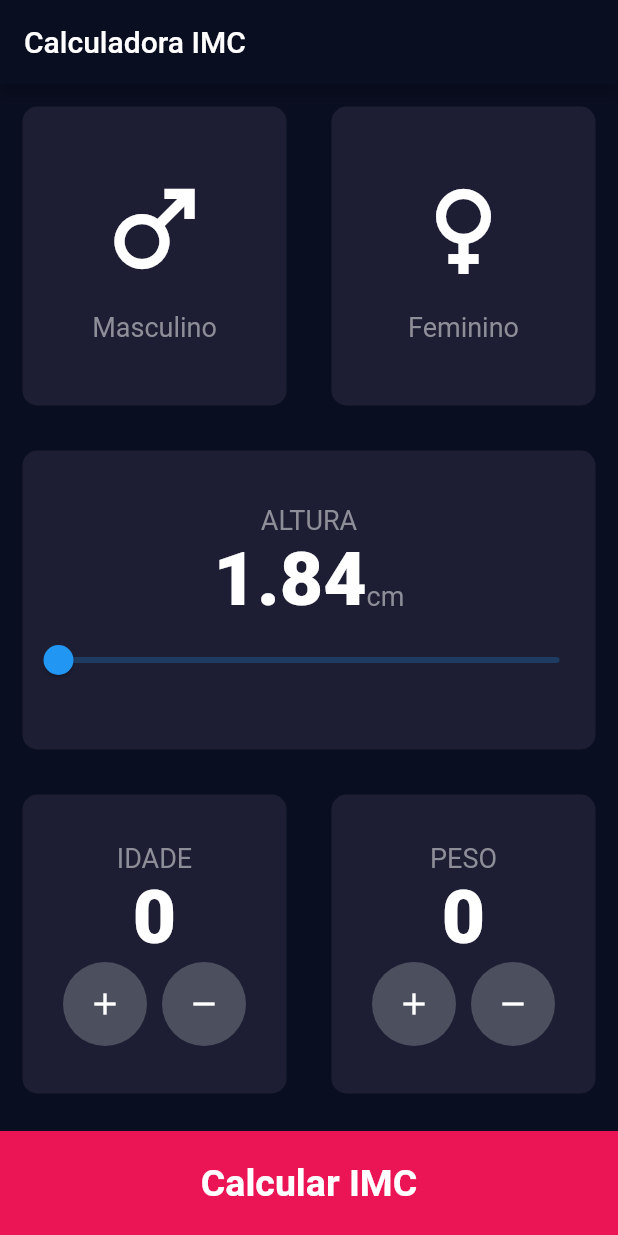
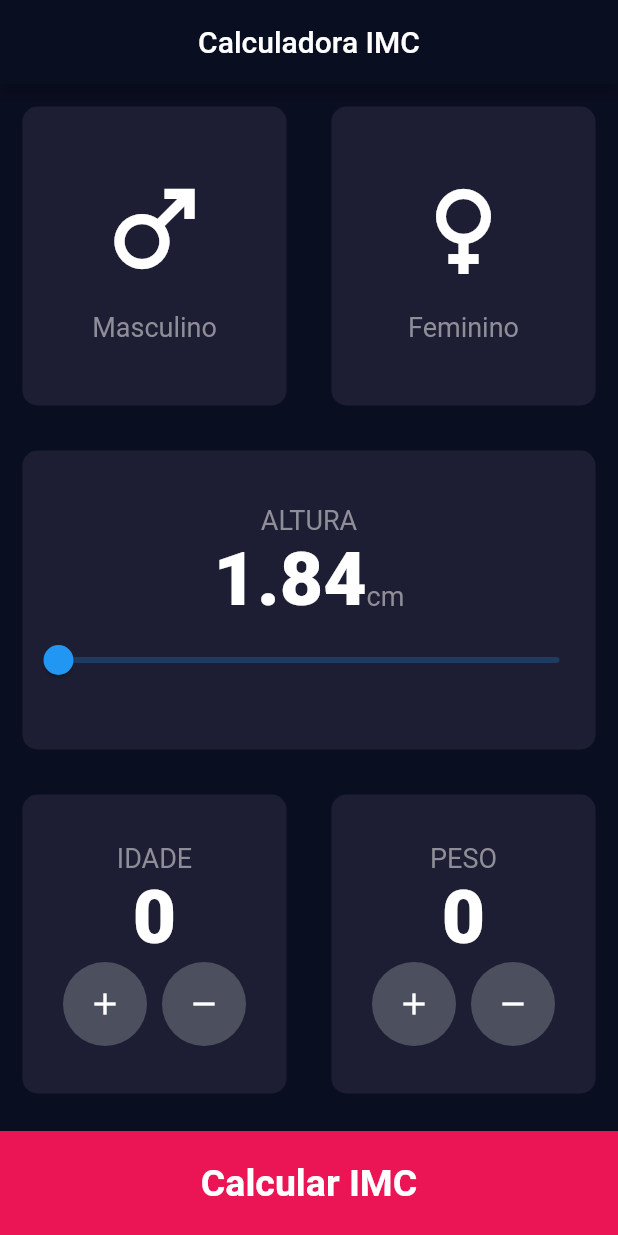
Before and after one commit to dcvieira/flutter_calculadora_imc, a Flutter app: the screen it shows after launch, on a phone screen of 412 x 824 dp. Run offline on Flutter 3.47's test engine with Material 2 defaults, Android fonts, the light colour scheme and no system bars.

Commit message:
center title

```diff
--- a/lib/main.dart
+++ b/lib/main.dart
@@ -12,12 +12,12 @@ class CalculadoraIMC extends StatelessWidget {
   @override
   Widget build(BuildContext context) {
     return MaterialApp(
+      debugShowCheckedModeBanner: false,
       theme: ThemeData.dark().copyWith(
         primaryColor: kBackgroundColor,
         scaffoldBackgroundColor: kBackgroundColor,
-        appBarTheme: AppBarTheme().copyWith(
-          backgroundColor: kBackgroundColor,
-        ),
+        appBarTheme: const AppBarTheme()
+            .copyWith(backgroundColor: kBackgroundColor, centerTitle: true),
       ),
       home: CalculadoraPage(),
     );
```
